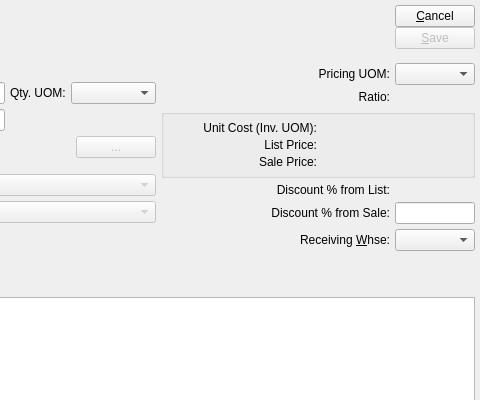
Old version of the form guiclient/creditMemoItem.ui in the repository Pegasus-RPG/xtuple-client; both pictures show x 170 to 650 and y 0 to 400 of the 650 by 515 pixel window.
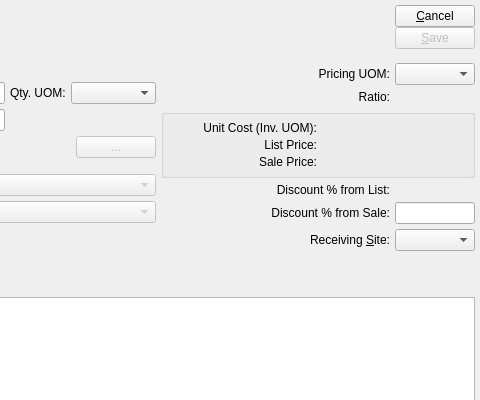
New version of the form. Custom widgets are drawn as their Qt base class.

Commit message: issue #6692:first pass for changing "Warehouse" to "Site"

The edit to the form file:
```diff
--- a/guiclient/creditMemoItem.ui
+++ b/guiclient/creditMemoItem.ui
@@ -524,7 +524,7 @@
          <item row="5" column="0" >
           <widget class="QLabel" name="_warehouseLit" >
            <property name="text" >
-            <string>Receiving &amp;Whse:</string>
+            <string>Receiving &amp;Site:</string>
            </property>
            <property name="alignment" >
             <set>Qt::AlignRight|Qt::AlignTrailing|Qt::AlignVCenter</set>
```
The commit also changes 201 other files.
